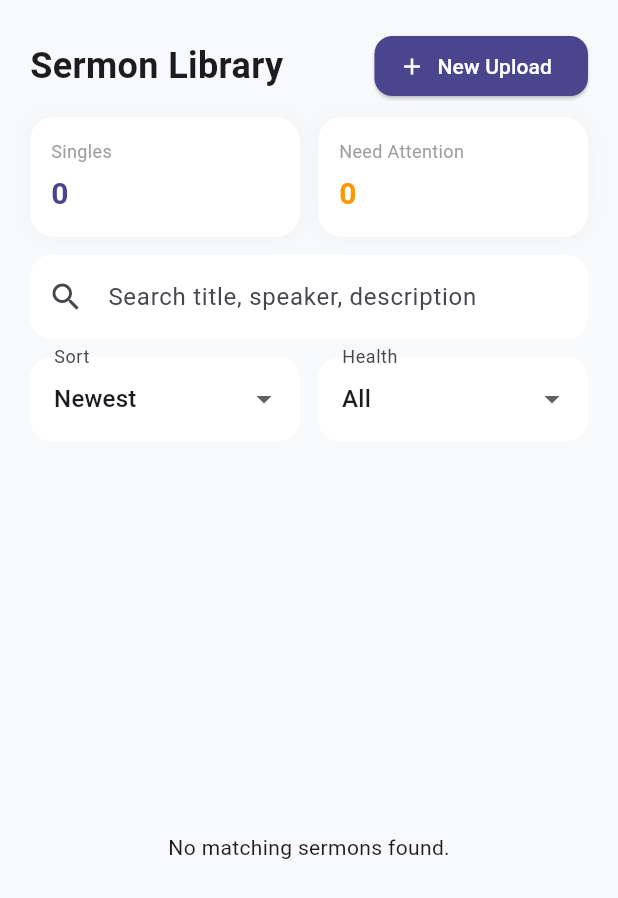
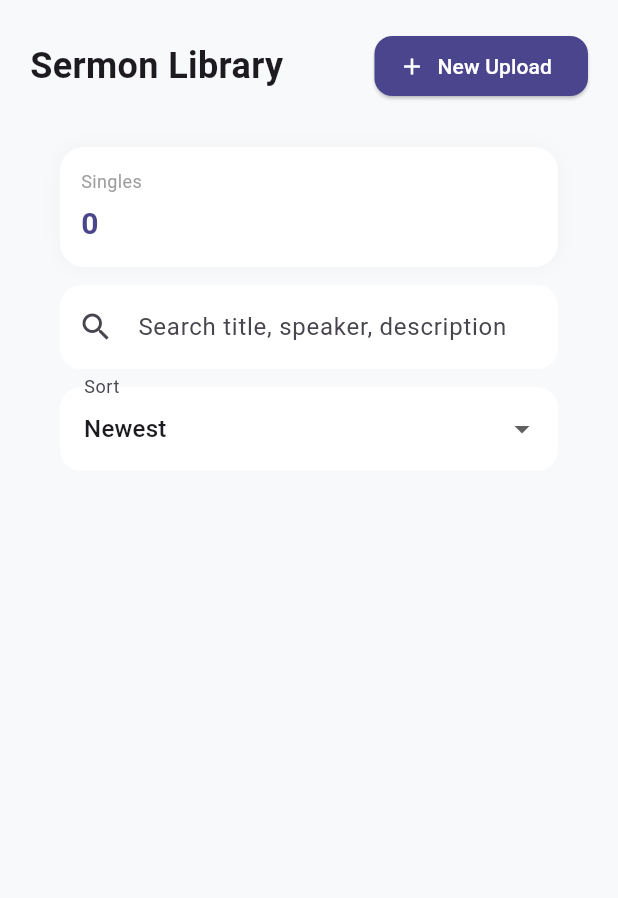
Before and after one commit to Majorboy1/Rhemalize, a Flutter app: the OneTimeMessagesScreen screen opened directly, on a phone screen of 412 x 824 dp. Shown: the top 898 px of the screen. Run offline on Flutter 3.47's test engine with Material 3 defaults, Android fonts, the phone set to English and light mode, and no system bars; our stand-ins replace app_links, cloud_firestore, connectivity_plus, file_picker, firebase_auth, firebase_core and 9 more; missing offline and left inert: audio_session; accounts and stored records are empty; network calls fail.

```diff
--- a/lib/screens/admin/one_time_messages_screen.dart
+++ b/lib/screens/admin/one_time_messages_screen.dart
@@ -8,7 +8,6 @@ import '../../widgets/modals/edit_sermon_modal.dart';
 import '../../utils/dialog_utils.dart';
 
 enum _SingleSortMode { newest, oldest, mostPlayed, alphabetical }
-enum _SingleHealthFilter { all, healthy, needsAttention }
 
 class OneTimeMessagesScreen extends StatefulWidget {
   const OneTimeMessagesScreen({super.key});
@@ -21,7 +20,6 @@ class _OneTimeMessagesScreenState extends State<OneTimeMessagesScreen> {
   final TextEditingController _searchController = TextEditingController();
   String _query = '';
   _SingleSortMode _sortMode = _SingleSortMode.newest;
-  _SingleHealthFilter _healthFilter = _SingleHealthFilter.all;
 
   @override
   void dispose() {
@@ -33,10 +31,12 @@ class _OneTimeMessagesScreenState extends State<OneTimeMessagesScreen> {
   Widget build(BuildContext context) {
     return Scaffold(
       backgroundColor: const Color(0xFFF8F9FB),
-      body: Column(
+      body: SingleChildScrollView(
+        child: Column(
           children: [
             _buildHeader(context),
-          Expanded(
+            Padding(
+              padding: const EdgeInsets.all(20),
               child: Consumer<SermonProvider>(
                 builder: (context, provider, child) {
                   if (provider.isLoading) {
@@ -44,26 +44,20 @@ class _OneTimeMessagesScreenState extends State<OneTimeMessagesScreen> {
                   }
 
                   final filtered = _filteredMessages(provider.oneTimeMessages);
-                final int attentionCount = provider.oneTimeMessages
-                    .where((sermon) => _needsAttention(sermon))
-                    .length;
 
                   return Column(
                     children: [
-                    _buildTools(provider.oneTimeMessages.length, attentionCount),
-                    Expanded(
-                      child: filtered.isEmpty
-                          ? const Center(child: Text('No matching sermons found.'))
-                          : ListView.builder(
-                              padding:
-                                  const EdgeInsets.fromLTRB(20, 0, 20, 20),
+                      _buildTools(provider.oneTimeMessages.length),
+                      if (filtered.isNotEmpty)
+                        ListView.builder(
+                          shrinkWrap: true,
+                          physics: NeverScrollableScrollPhysics(),
+                          padding: const EdgeInsets.fromLTRB(20, 0, 20, 20),
                           itemCount: filtered.length,
                           itemBuilder: (context, index) {
                             final sermon = filtered[index];
-                                return _buildMessageCard(
-                                    context, sermon, filtered);
+                            return _buildMessageCard(context, sermon, filtered);
                           },
-                            ),
                         ),
                     ],
                   );
@@ -71,6 +65,7 @@ class _OneTimeMessagesScreenState extends State<OneTimeMessagesScreen> {
               ),
             ),
           ],
+        ),
       ),
     );
   }
@@ -82,12 +77,7 @@ class _OneTimeMessagesScreenState extends State<OneTimeMessagesScreen> {
           sermon.speaker.toLowerCase().contains(_query) ||
           sermon.description.toLowerCase().contains(_query);
 
-      final needsAttention = _needsAttention(sermon);
-      final matchesHealth = _healthFilter == _SingleHealthFilter.all ||
-          (_healthFilter == _SingleHealthFilter.healthy && !needsAttention) ||
-          (_healthFilter == _SingleHealthFilter.needsAttention && needsAttention);
-
-      return matchesQuery && matchesHealth;
+      return matchesQuery;
     }).toList();
 
     switch (_sortMode) {
@@ -101,45 +91,15 @@ class _OneTimeMessagesScreenState extends State<OneTimeMessagesScreen> {
         filtered.sort((a, b) => b.playCount.compareTo(a.playCount));
         break;
       case _SingleSortMode.alphabetical:
-        filtered.sort((a, b) =>
-            a.title.toLowerCase().compareTo(b.title.toLowerCase()));
+        filtered.sort(
+            (a, b) => a.title.toLowerCase().compareTo(b.title.toLowerCase()));
         break;
     }
 
     return filtered;
   }
 
-  bool _needsAttention(Sermon sermon) {
-    return sermon.audioUrl.isEmpty ||
-        (sermon.imageUrl == null || sermon.imageUrl!.isEmpty) ||
-        sermon.description.trim().isEmpty;
-  }
-
-  Widget _buildHeader(BuildContext context) {
-    return Padding(
-      padding: const EdgeInsets.fromLTRB(20, 20, 20, 10),
-      child: Row(
-        mainAxisAlignment: MainAxisAlignment.spaceBetween,
-        children: [
-          const Text('Sermon Library',
-              style: TextStyle(fontSize: 24, fontWeight: FontWeight.bold)),
-          ElevatedButton.icon(
-            onPressed: () => _showAddModal(context),
-            icon: const Icon(Icons.add),
-            label: const Text('New Upload'),
-            style: ElevatedButton.styleFrom(
-              backgroundColor: const Color(0xFF4A458C),
-              foregroundColor: Colors.white,
-              shape: RoundedRectangleBorder(
-                  borderRadius: BorderRadius.circular(12)),
-            ),
-          ),
-        ],
-      ),
-    );
-  }
-
-  Widget _buildTools(int totalCount, int attentionCount) {
+  Widget _buildTools(int totalCount) {
     return Padding(
       padding: const EdgeInsets.fromLTRB(20, 0, 20, 12),
       child: Column(
@@ -151,14 +111,6 @@ class _OneTimeMessagesScreenState extends State<OneTimeMessagesScreen> {
                   label: 'Singles',
                   value: totalCount.toString(),
                   color: const Color(0xFF4A458C),
-                ),
-              ),
-              const SizedBox(width: 12),
-              Expanded(
-                child: _summaryCard(
-                  label: 'Need Attention',
-                  value: attentionCount.toString(),
-                  color: Colors.orange,
                 ),
               ),
             ],
@@ -203,26 +155,6 @@ class _OneTimeMessagesScreenState extends State<OneTimeMessagesScreen> {
                   },
                 ),
               ),
-              const SizedBox(width: 12),
-              Expanded(
-                child: DropdownButtonFormField<_SingleHealthFilter>(
-                  value: _healthFilter,
-                  decoration: _dropdownDecoration('Health'),
-                  items: const [
-                    DropdownMenuItem(
-                        value: _SingleHealthFilter.all, child: Text('All')),
-                    DropdownMenuItem(
-                        value: _SingleHealthFilter.healthy,
-                        child: Text('Healthy')),
-                    DropdownMenuItem(
-                        value: _SingleHealthFilter.needsAttention,
-                        child: Text('Needs Attention')),
-                  ],
-                  onChanged: (value) {
-                    if (value != null) setState(() => _healthFilter = value);
-                  },
-                ),
-              ),
             ],
           ),
         ],
@@ -230,49 +162,8 @@ class _OneTimeMessagesScreenState extends State<OneTimeMessagesScreen> {
     );
   }
 
-  InputDecoration _dropdownDecoration(String label) {
-    return InputDecoration(
-      labelText: label,
-      filled: true,
-      fillColor: Colors.white,
-      border: OutlineInputBorder(
-        borderRadius: BorderRadius.circular(14),
-        borderSide: BorderSide.none,
-      ),
-    );
-  }
-
-  Widget _summaryCard(
-      {required String label, required String value, required Color color}) {
-    return Container(
-      padding: const EdgeInsets.all(14),
-      decoration: BoxDecoration(
-        color: Colors.white,
-        borderRadius: BorderRadius.circular(16),
-        boxShadow: [
-          BoxShadow(color: Colors.black.withOpacity(0.03), blurRadius: 10)
-        ],
-      ),
-      child: Column(
-        crossAxisAlignment: CrossAxisAlignment.start,
-        children: [
-          Text(label,
-              style: const TextStyle(fontSize: 12, color: Colors.grey)),
-          const SizedBox(height: 6),
-          Text(value,
-              style: TextStyle(
-                  fontSize: 20,
-                  fontWeight: FontWeight.bold,
-                  color: color)),
-        ],
-      ),
-    );
-  }
-
   Widget _buildMessageCard(
       BuildContext context, Sermon sermon, List<Sermon> allSermons) {
-    final needsAttention = _needsAttention(sermon);
-
     return Container(
       margin: const EdgeInsets.only(bottom: 12),
       decoration: BoxDecoration(
@@ -281,9 +172,6 @@ class _OneTimeMessagesScreenState extends State<OneTimeMessagesScreen> {
         boxShadow: [
           BoxShadow(color: Colors.black.withOpacity(0.03), blurRadius: 10)
         ],
-        border: needsAttention
-            ? Border.all(color: Colors.orange.withOpacity(0.35))
-            : null,
       ),
       child: ListTile(
         contentPadding: const EdgeInsets.all(12),
@@ -310,8 +198,7 @@ class _OneTimeMessagesScreenState extends State<OneTimeMessagesScreen> {
                 ),
               ),
             ),
-            const Icon(Icons.play_circle_fill,
-                color: Colors.white70, size: 26),
+            const Icon(Icons.play_circle_fill, color: Colors.white70, size: 26),
           ],
         ),
         title: Text(sermon.title,
@@ -325,16 +212,8 @@ class _OneTimeMessagesScreenState extends State<OneTimeMessagesScreen> {
               spacing: 6,
               runSpacing: 6,
               children: [
-                _infoChip(Icons.bar_chart_rounded,
-                    '${sermon.playCount} plays', Colors.blueGrey),
-                if (needsAttention)
-                  _infoChip(Icons.warning_amber_rounded, 'Needs attention',
-                      Colors.orange),
-                if (sermon.audioUrl.isEmpty)
-                  _infoChip(Icons.audiotrack, 'Missing audio', Colors.redAccent),
-                if (sermon.imageUrl == null || sermon.imageUrl!.isEmpty)
-                  _infoChip(Icons.image_not_supported_outlined, 'No cover',
-                      Colors.deepOrange),
+                _infoChip(Icons.bar_chart_rounded, '${sermon.playCount} plays',
+                    Colors.blueGrey),
               ],
             ),
           ],
@@ -385,6 +264,66 @@ class _OneTimeMessagesScreenState extends State<OneTimeMessagesScreen> {
     );
   }
 
+  Widget _summaryCard(
+      {required String label, required String value, required Color color}) {
+    return Container(
+      padding: const EdgeInsets.all(14),
+      decoration: BoxDecoration(
+        color: Colors.white,
+        borderRadius: BorderRadius.circular(16),
+        boxShadow: [
+          BoxShadow(color: Colors.black.withOpacity(0.03), blurRadius: 10)
+        ],
+      ),
+      child: Column(
+        crossAxisAlignment: CrossAxisAlignment.start,
+        children: [
+          Text(label, style: const TextStyle(fontSize: 12, color: Colors.grey)),
+          const SizedBox(height: 6),
+          Text(value,
+              style: TextStyle(
+                  fontSize: 20, fontWeight: FontWeight.bold, color: color)),
+        ],
+      ),
+    );
+  }
+
+  InputDecoration _dropdownDecoration(String label) {
+    return InputDecoration(
+      labelText: label,
+      filled: true,
+      fillColor: Colors.white,
+      border: OutlineInputBorder(
+        borderRadius: BorderRadius.circular(14),
+        borderSide: BorderSide.none,
+      ),
+    );
+  }
+
+  Widget _buildHeader(BuildContext context) {
+    return Padding(
+      padding: const EdgeInsets.fromLTRB(20, 20, 20, 10),
+      child: Row(
+        mainAxisAlignment: MainAxisAlignment.spaceBetween,
+        children: [
+          const Text('Sermon Library',
+              style: TextStyle(fontSize: 24, fontWeight: FontWeight.bold)),
+          ElevatedButton.icon(
+            onPressed: () => _showAddModal(context),
+            icon: const Icon(Icons.add),
+            label: const Text('New Upload'),
+            style: ElevatedButton.styleFrom(
+              backgroundColor: const Color(0xFF4A458C),
+              foregroundColor: Colors.white,
+              shape: RoundedRectangleBorder(
+                  borderRadius: BorderRadius.circular(12)),
+            ),
+          ),
+        ],
+      ),
+    );
+  }
+
   void _openEditSheet(BuildContext context, Sermon sermon) {
     showModalBottomSheet(
       context: context,
--- a/lib/widgets/modals/add_series_modal.dart
+++ b/lib/widgets/modals/add_series_modal.dart
@@ -90,6 +90,7 @@ class _AddSeriesModalState extends State<AddSeriesModal> {
             _buildLabel("SERIES NAME"),
             _buildTextField(_titleController, "e.g. The Power of Faith",
                 Icons.folder_outlined, isDark),
+            const SizedBox(height: 20),
             _buildLabel("ASSIGNMENT"),
             Row(
               children: [
@@ -119,7 +120,6 @@ class _AddSeriesModalState extends State<AddSeriesModal> {
               fontWeight: FontWeight.bold,
               color: AppColors.primaryPurple,
               letterSpacing: 1.1)));
-
   Widget _buildTextField(TextEditingController controller, String hint,
       IconData icon, bool isDark) {
     return Padding(
```
Also changed, not shown: lib/screens/admin/series_screen.dart (+46 -104 lines), lib/screens/admin/upload_series_screen.dart (+6 -6 lines). Lines whose indentation alone changed are shown as unchanged.
